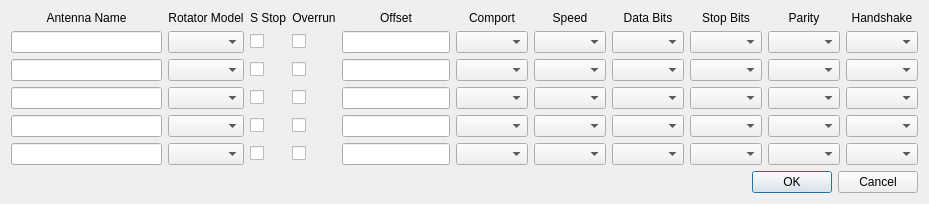
First picture: the form in mqt/MqtRotator/setupdialog.ui, repository zsteva/backup-minos2, before the edit.
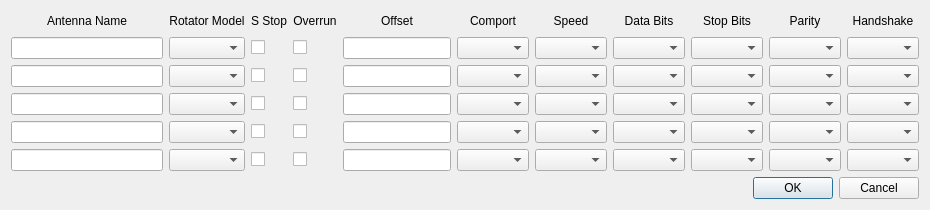
Second picture: the form after the edit.

Commit message: dialogue box layouts fixed with minimum size set.

The edit to the form file:
```diff
--- a/mqt/MqtRotator/setupdialog.ui
+++ b/mqt/MqtRotator/setupdialog.ui
@@ -6,10 +6,16 @@
    <rect>
     <x>0</x>
     <y>0</y>
-    <width>929</width>
-    <height>202</height>
+    <width>930</width>
+    <height>210</height>
    </rect>
   </property>
+  <property name="minimumSize">
+   <size>
+    <width>930</width>
+    <height>210</height>
+   </size>
+  </property>
   <property name="windowTitle">
    <string>Antenna Setup</string>
   </property>
```
Left out of the diff: 2 changed lines with no effect on the pictures. The commit also changes 4 other files.
